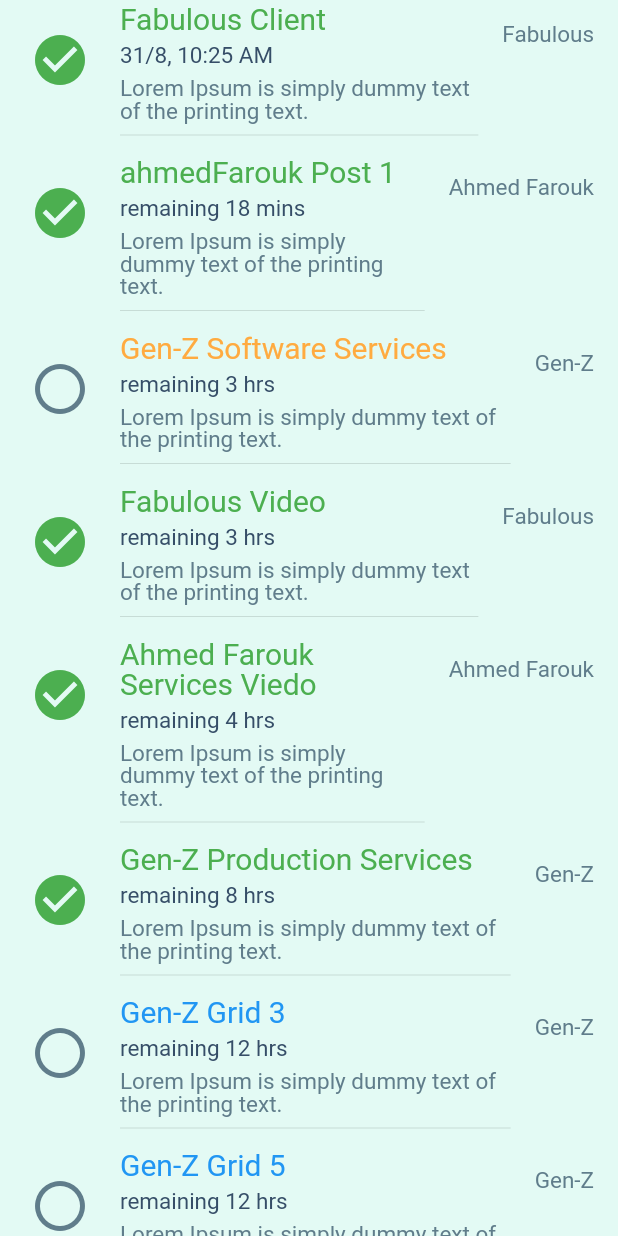
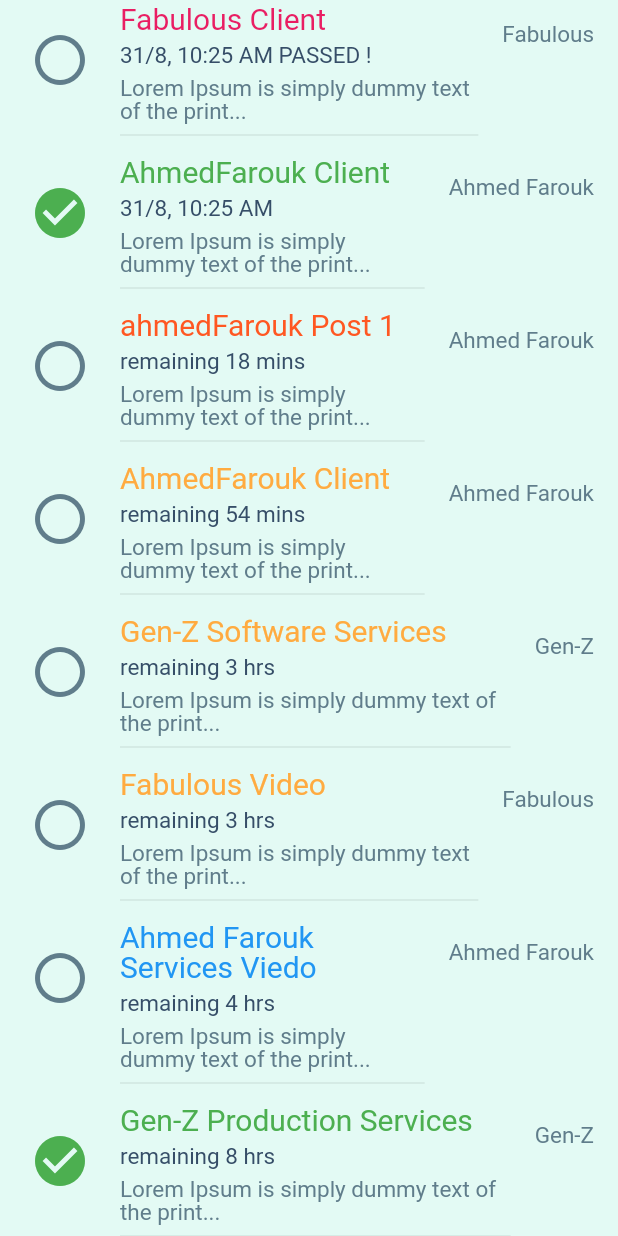
Before and after one commit to ahmedemasry/Task-Moderator, a Flutter app: the ListTasks widget shown alone on an empty page, opened directly, on a phone screen of 412 x 824 dp. Run offline on Flutter 3.47's test engine with Material 2 defaults, Android fonts, the phone set to English and light mode, and no system bars; our stand-ins replace bloc, flutter_bloc; missing offline and left inert: random_color; statements that could not run were skipped.

Commit message:
tasks list refactored

```diff
--- a/lib/controller/controller.dart
+++ b/lib/controller/controller.dart
@@ -21,17 +21,18 @@ class Controller{
     yousef.addMember(moustafa);
 
     yousef.addTask(Task(title: "Fabulous Client", client: fabulous,deadline: DateTime.now().subtract(Duration(minutes: 5))));
-    yousef.tasks[0].done = true;
+    yousef.addTask(Task(title: "AhmedFarouk Client", client: ahmedFarouk,deadline: DateTime.now().subtract(Duration(minutes: 5))));
+    yousef.addTask(Task(title: "AhmedFarouk Client", client: ahmedFarouk,deadline: DateTime.now().add(Duration(minutes: 54))));
+    yousef.tasks[1].done = true;
     yousef.addTask(Task(title: "Meeting with graphics team", client: genZ, deadline: DateTime.now().add(Duration(days: 1))));
 
     ahmed.addTask(Task(title: "Fabulous Video", client: fabulous, deadline: DateTime.now().add(Duration(hours: 3, minutes: 23))));
     ahmed.addTask(Task(title: "Ahmed Farouk Services Viedo", client: ahmedFarouk, deadline: DateTime.now().add(Duration(hours: 4, minutes:46))));
     ahmed.addTask(Task(title: "Gen-Z Production Services", client: genZ, deadline: DateTime.now().add(Duration(hours: 8, minutes:55))));
-    ahmed.tasks[0].done = true;
-    ahmed.tasks[1].done = true;
+//    ahmed.tasks[0].done = true;
+//    ahmed.tasks[1].done = true;
     ahmed.tasks[2].done = true;
     ahmed.addTask(Task(title: "Gen-Z Software Services", client: genZ, deadline: DateTime.now().add(Duration(hours: 3, minutes:4))));
-
     moustafa.addTask(Task(title: "fabulous Post 1", client: fabulous));
     moustafa.addTask(Task(title: "fabulous Post 2", client: fabulous));
     moustafa.addTask(Task(title: "Gen-Z Grid 1", client: genZ));
@@ -39,7 +40,7 @@ class Controller{
     moustafa.tasks[0].done = true;
     moustafa.tasks[1].done = true;
     moustafa.tasks[2].done = true;
-    moustafa.tasks[3].done = true;
+//    moustafa.tasks[3].done = true;
     moustafa.addTask(Task(title: "ahmedFarouk Post 2", client: ahmedFarouk));
     moustafa.addTask(Task(title: "fabulous Post 3", client: fabulous, deadline: DateTime.now().add(Duration(days: 1, minutes:46))));
     moustafa.addTask(Task(title: "Gen-Z Grid 2", client: genZ, deadline: DateTime.now().add(Duration(days: 3, hours:2))));
--- a/lib/ui/widgets/task_card.dart
+++ b/lib/ui/widgets/task_card.dart
@@ -7,6 +7,7 @@ import 'package:task_master/controller/controller.dart';
 import 'package:task_master/model/client.dart';
 import 'package:task_master/model/task.dart';
 import 'package:task_master/model/user.dart';
+import 'package:task_master/ui/widgets/text_widgets.dart';
 import 'package:task_master/utils/constants.dart';
 
 class TaskCard extends StatelessWidget {
@@ -116,28 +117,3 @@ class TaskCard extends StatelessWidget {
   }
 
 }
-
-
-
-
-
-class TextInsideTaskCard extends StatelessWidget {
-  final String text;
-  final Color color;
-  final double size;
-  final double height;
-  final TextAlign textAlign;
-
-  TextInsideTaskCard(this.text,
-      {this.color = Colors.white, this.size = TaskSubtitleSize,
-        this.height = 1, this.textAlign = TextAlign.left});
-
-  @override
-  Widget build(BuildContext context) {
-    return Text(
-      text,
-      textAlign: textAlign,
-      style: TextStyle(color: color, fontSize: size, height: height),
-    );
-  }
-}
--- a/lib/ui/widgets/task_tile.dart
+++ b/lib/ui/widgets/task_tile.dart
@@ -8,6 +8,7 @@ import 'package:task_master/model/user.dart';
 import 'package:task_master/utils/constants.dart';
 
 import 'task_card.dart';
+import 'text_widgets.dart';
 
 class TaskTile extends StatelessWidget {
   final String title;
@@ -33,7 +34,7 @@ class TaskTile extends StatelessWidget {
   TaskTile.withTask(Task task, {showUserName})
       : this(
             title: task.title,
-            description: task.description ?? "",
+            description: task.description ?? "Lorem Ipsum is simply dummy text of the printing text.",
             client: task.client.title,
             task: task,
             showUserName: showUserName ?? false);
@@ -54,7 +55,7 @@ class TaskTile extends StatelessWidget {
         children: <Widget>[
           TextInsideTaskCard("${showUserName?"${task.user.name} | ":""}${dateFormat(task.deadline)}", color: Color(0xFF364E68),height: 1.5,),
           SizedBox(height: 5,),
-          TextInsideTaskCard("${description}Lorem Ipsum is simply dummy text of the printing text.", color: Colors.blueGrey,),
+          TextInsideTaskCard("${description.length<50?description:"${description.substring(0,45)}..."}", color: Colors.blueGrey,),
           Divider(),
         ],
       ),
@@ -98,6 +99,8 @@ class TaskTile extends StatelessWidget {
     String d = deadline.day.toString();
     String m = deadline.month.toString();
     String h = "${deadline.hour}:${deadline.minute}";
+    if(now.isAfter(deadline) && !task.done)
+      return "$d/$m$y, $hourMinForm PASSED !";
     return "$d/$m$y, $hourMinForm";
   }
 
@@ -107,7 +110,7 @@ class TaskTile extends StatelessWidget {
     if(deadline.isBefore(now)) return Colors.pink;
     if(now.year == deadline.year && now.month == deadline.month){
       if(now.day == deadline.day) {
-        if(deadline.hour - now.hour <= 1){
+        if(deadline.hour - now.hour < 1){
           return Colors.deepOrange;
         }
         else if (deadline.hour - now.hour <= 4){
```
Also changed, not shown: lib/ui/screens/home_screen.dart (+5 -18 lines), lib/ui/widgets/list_tasks.dart (+16 -0 lines), lib/ui/widgets/text_widgets.dart (added, +64 -0 lines).
